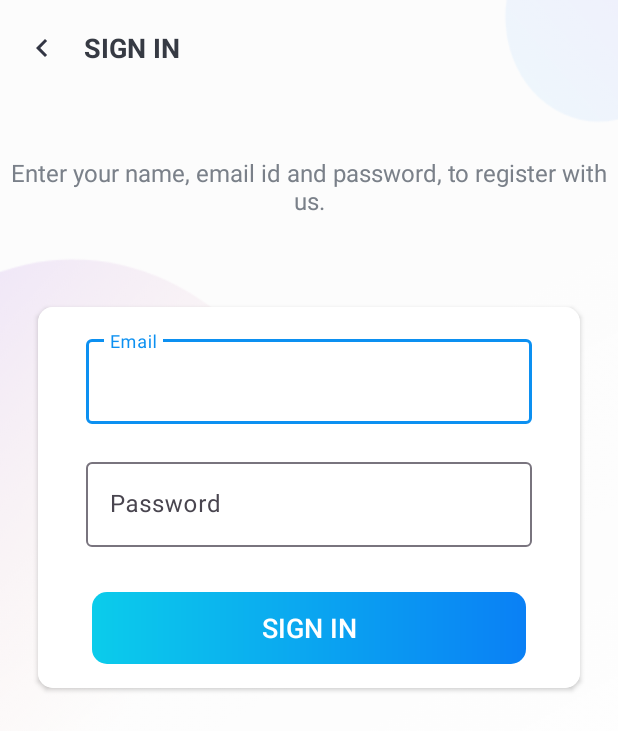
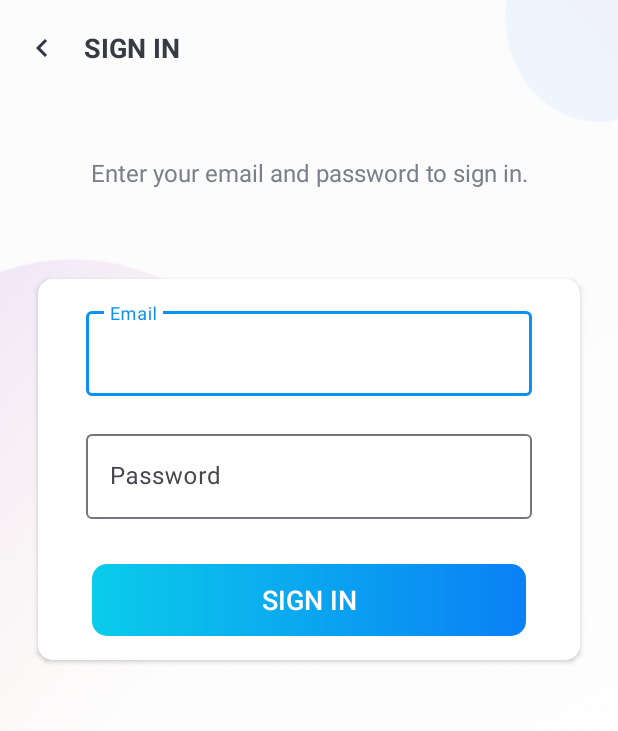
Before and after one commit to Gustavo-MedeirosS/ProjeManag, an Android app: the SignInActivity screen opened directly, with no data from a screen before it, on a phone screen of 412 x 824 dp. Shown: the top 731 px of the screen. Run offline under Robolectric (Android 15) with nearby library versions, the phone set to English and light mode, and no system bars; our stand-ins replace Firebase (no records; nobody signed in at launch, a user with empty details on screens opened directly).

Commit message:
update: changing sign in text

```diff
--- a/app/src/main/res/values/strings.xml
+++ b/app/src/main/res/values/strings.xml
@@ -7,12 +7,12 @@
     <string name="sign_in">SIGN IN</string>
     <string name="sign_up">SIGN UP</string>
 
-    <string name="sign_up_description_text">Enter your name, email id and password, to register with us.</string>
+    <string name="sign_up_description_text">Enter your name, email and password to register with us.</string>
     <string name="name">Name</string>
     <string name="password">Password</string>
     <string name="email">Email</string>
 
-    <string name="sign_in_description_text">Enter your name, email id and password, to register with us.</string>
+    <string name="sign_in_description_text">Enter your email and password to sign in.</string>
 
     <string name="please_click_back_again_to_exit">Please click back again to exit.</string>
     <string name="please_wait">Please Wait&#8230;</string>
```
